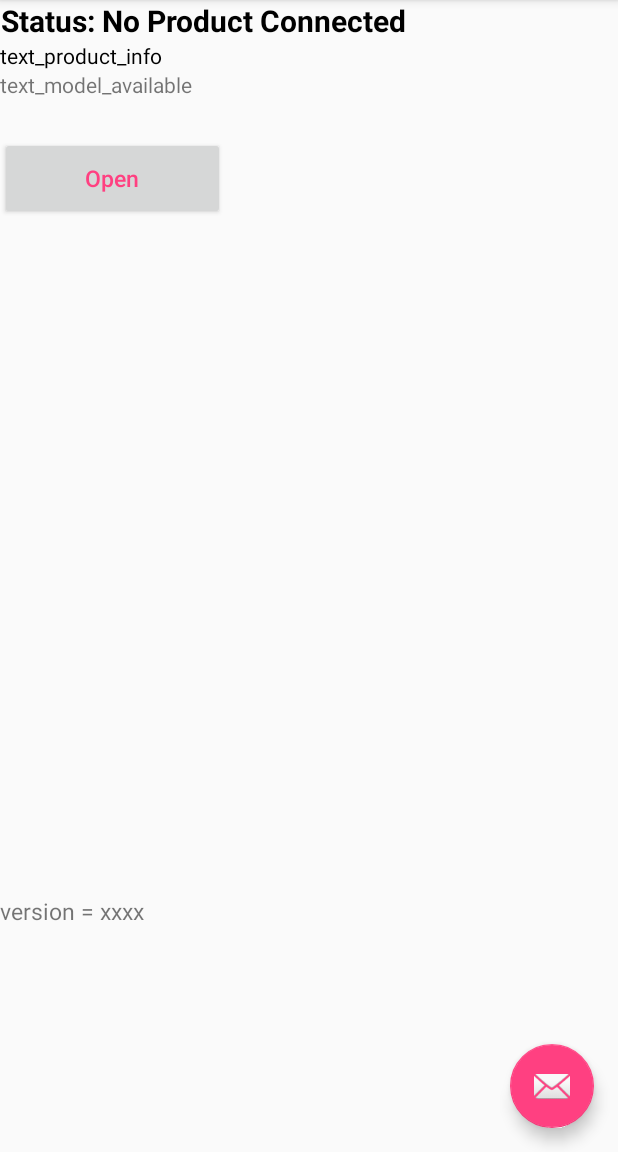
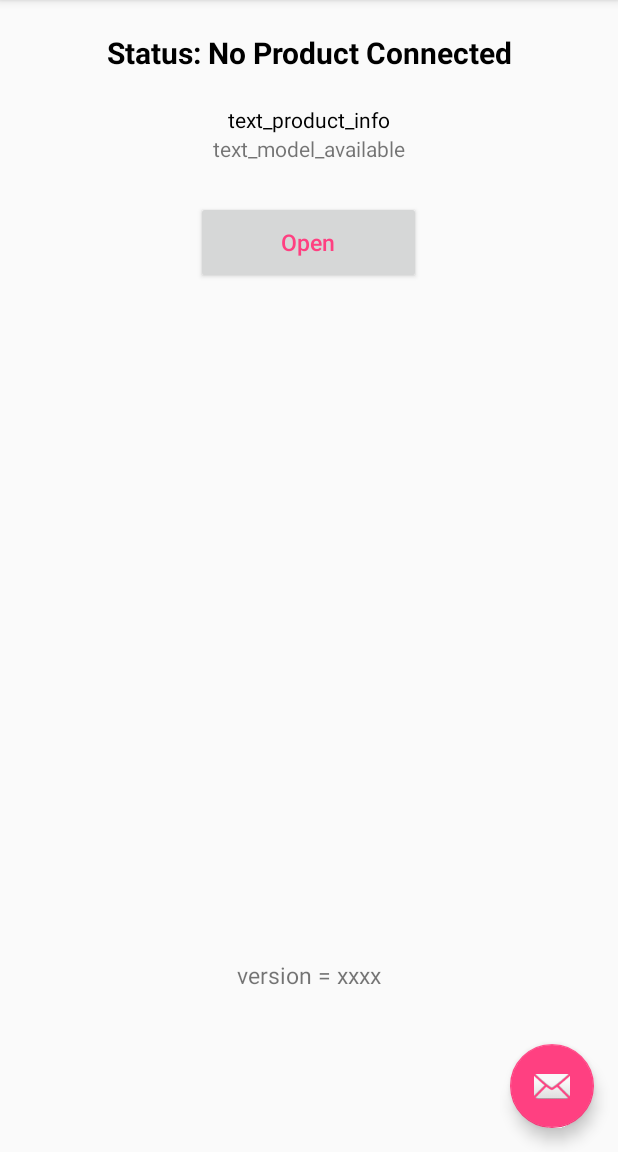
Before and after one commit to zcbmlijygrdwa/TBN_camera, an Android app: the screen it shows after launch (MainActivity), on a phone screen of 412 x 824 dp, the part 84-1236 px from its top. Run offline under Robolectric (Android 15) with nearby library versions, the phone set to English and light mode, and no system bars; libraries missing offline, so code that uses them is left out: dji.common.error, dji.sdk.base, dji.sdk.products, dji.sdk.sdkmanager; 4 statements that could not run were skipped.

Commit message:
Changed MainActivity LinearLayout gravity to be center

```diff
--- a/app/src/main/res/layout/content_main.xml
+++ b/app/src/main/res/layout/content_main.xml
@@ -7,12 +7,14 @@
     android:orientation="vertical"
     app:layout_behavior="@string/appbar_scrolling_view_behavior"
     tools:context="zhenyuyang.ucsb.edu.tbn_camera.MainActivity"
+    android:gravity="center_horizontal"
     tools:showIn="@layout/activity_main">
 
     <TextView
         android:id="@+id/text_connection_status"
         android:layout_width="wrap_content"
         android:layout_height="wrap_content"
+        android:minHeight="70dp"
         android:layout_centerHorizontal="true"
         android:gravity="center"
         android:text="Status: No Product Connected"
@@ -31,7 +33,7 @@
 
     <TextView
         android:id="@+id/text_model_available"
-        android:layout_width="match_parent"
+        android:layout_width="wrap_content"
         android:layout_height="wrap_content"
         android:text="text_model_available" />
 
```
